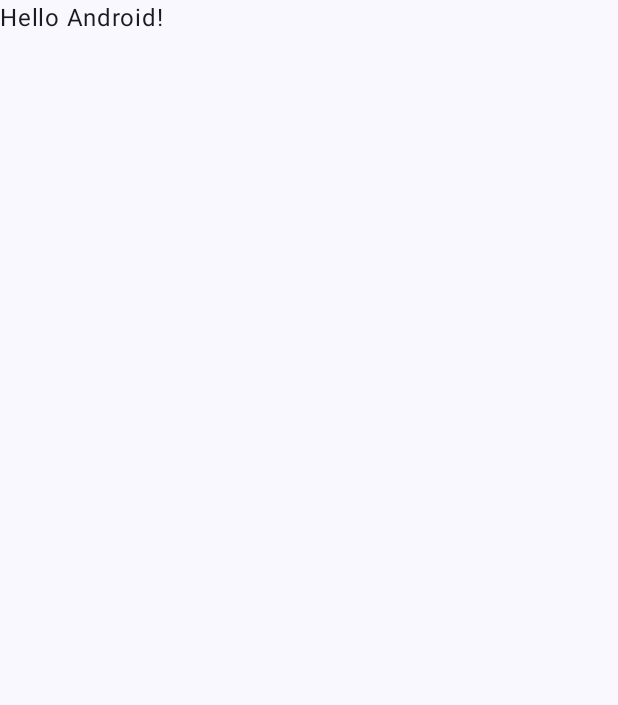
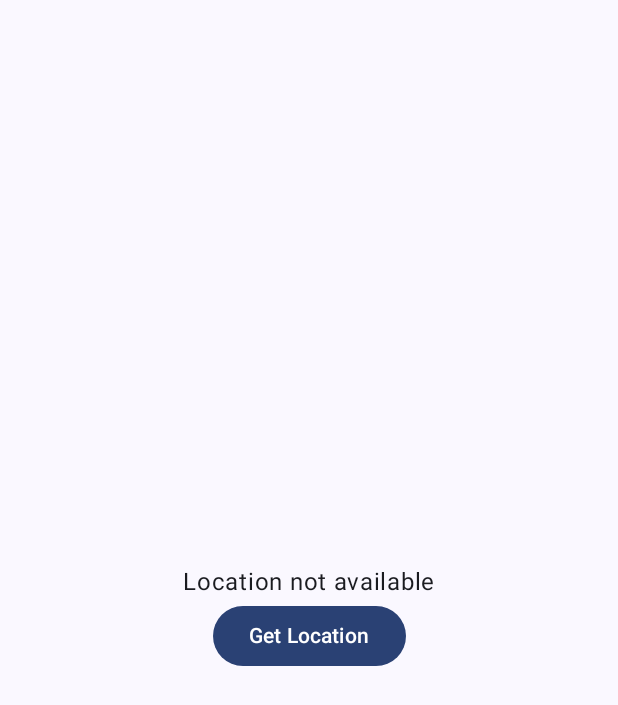
Before and after one commit to FdHerrera/android-learning, an Android app built with Jetpack Compose: the screen it shows after launch (MainActivity), on a phone screen of 412 x 824 dp. Before the commit the part shown is almost empty. Shown: the top 705 px of the screen. Run offline under Robolectric (Android 15) with nearby library versions, the phone set to English and light mode, and no system bars.

Commit message:
Add request permissions logic

```diff
--- a/LocationBasics/app/build.gradle.kts
+++ b/LocationBasics/app/build.gradle.kts
@@ -6,7 +6,7 @@ plugins {
 
 android {
     namespace = "com.fdherrera.locationbasics"
-    compileSdk = 34
+    compileSdk = 35
 
     defaultConfig {
         applicationId = "com.fdherrera.locationbasics"
--- a/LocationBasics/app/src/main/AndroidManifest.xml
+++ b/LocationBasics/app/src/main/AndroidManifest.xml
@@ -1,6 +1,9 @@
 <?xml version="1.0" encoding="utf-8"?>
 <manifest xmlns:android="http://schemas.android.com/apk/res/android"
         xmlns:tools="http://schemas.android.com/tools">
+
+    <uses-permission android:name="android.permission.ACCESS_COARSE_LOCATION" />
+    <uses-permission android:name="android.permission.ACCESS_FINE_LOCATION" />
 
     <application
             android:allowBackup="true"
--- a/LocationBasics/app/src/main/java/com/fdherrera/locationbasics/MainActivity.kt
+++ b/LocationBasics/app/src/main/java/com/fdherrera/locationbasics/MainActivity.kt
@@ -1,17 +1,27 @@
 package com.fdherrera.locationbasics
 
+import android.Manifest
+import android.content.Context
 import android.os.Bundle
+import android.widget.Toast
 import androidx.activity.ComponentActivity
+import androidx.activity.compose.rememberLauncherForActivityResult
 import androidx.activity.compose.setContent
 import androidx.activity.enableEdgeToEdge
+import androidx.activity.result.contract.ActivityResultContracts
+import androidx.compose.foundation.layout.Arrangement
+import androidx.compose.foundation.layout.Column
 import androidx.compose.foundation.layout.fillMaxSize
-import androidx.compose.foundation.layout.padding
-import androidx.compose.material3.Scaffold
+import androidx.compose.material3.Button
+import androidx.compose.material3.Surface
 import androidx.compose.material3.Text
 import androidx.compose.runtime.Composable
+import androidx.compose.ui.Alignment
 import androidx.compose.ui.Modifier
-import androidx.compose.ui.tooling.preview.Preview
+import androidx.compose.ui.platform.LocalContext
+import androidx.core.app.ActivityCompat
 import com.fdherrera.locationbasics.ui.theme.LocationBasicsTheme
+import com.fdherrera.locationbasics.utils.LocationUtils
 
 class MainActivity : ComponentActivity() {
     override fun onCreate(savedInstanceState: Bundle?) {
@@ -19,11 +29,8 @@ class MainActivity : ComponentActivity() {
         enableEdgeToEdge()
         setContent {
             LocationBasicsTheme {
-                Scaffold(modifier = Modifier.fillMaxSize()) { innerPadding ->
-                    Greeting(
-                        name = "Android",
-                        modifier = Modifier.padding(innerPadding)
-                    )
+                Surface {
+                    MyApp()
                 }
             }
         }
@@ -31,17 +38,70 @@ class MainActivity : ComponentActivity() {
 }
 
 @Composable
-fun Greeting(name: String, modifier: Modifier = Modifier) {
-    Text(
-        text = "Hello $name!",
-        modifier = modifier
-    )
+fun MyApp() {
+    val context = LocalContext.current
+    val locationUtils = LocationUtils(context)
+    LocationDisplay(locationUtils, context)
 }
 
-@Preview(showBackground = true)
 @Composable
-fun GreetingPreview() {
-    LocationBasicsTheme {
-        Greeting("Android")
+fun LocationDisplay(
+    locationUtils: LocationUtils,
+    context: Context
+) {
+    val requestPermissionLauncher = rememberLauncherForActivityResult(
+        contract = ActivityResultContracts.RequestMultiplePermissions(),
+        onResult = { permissions ->
+            if (
+                permissions[Manifest.permission.ACCESS_COARSE_LOCATION] == true &&
+                permissions[Manifest.permission.ACCESS_FINE_LOCATION] == true
+            ) {
+                //have permiossion
+            } else {
+                val rationaleRequired = ActivityCompat.shouldShowRequestPermissionRationale(
+                    context as MainActivity,
+                    Manifest.permission.ACCESS_COARSE_LOCATION
+                ) || ActivityCompat.shouldShowRequestPermissionRationale(
+                    context,
+                    Manifest.permission.ACCESS_FINE_LOCATION
+                )
+                if (rationaleRequired) {
+                    Toast.makeText(
+                        context,
+                        "Location permission is required for this feature",
+                        Toast.LENGTH_LONG
+                    ).show()
+                } else {
+                    Toast.makeText(
+                        context,
+                        "Location permission is required. Please enable it.",
+                        Toast.LENGTH_LONG
+                    ).show()
+                }
+            }
+        }
+    )
+    Column(
+        modifier = Modifier.fillMaxSize(),
+        horizontalAlignment = Alignment.CenterHorizontally,
+        verticalArrangement = Arrangement.Center
+    ) {
+        Text("Location not available")
+        Button(
+            onClick = {
+                if (locationUtils.hasLocationPermission()) {
+                    //permission granted
+                } else {
+                    requestPermissionLauncher.launch(
+                        arrayOf(
+                            Manifest.permission.ACCESS_COARSE_LOCATION,
+                            Manifest.permission.ACCESS_FINE_LOCATION
+                        )
+                    )
+                }
+            }
+        ) {
+            Text("Get Location")
+        }
     }
 }
```
Also changed, not shown: LocationBasics/app/src/main/java/com/fdherrera/locationbasics/utils/LocationUtils.kt (added, +19 -0 lines).
